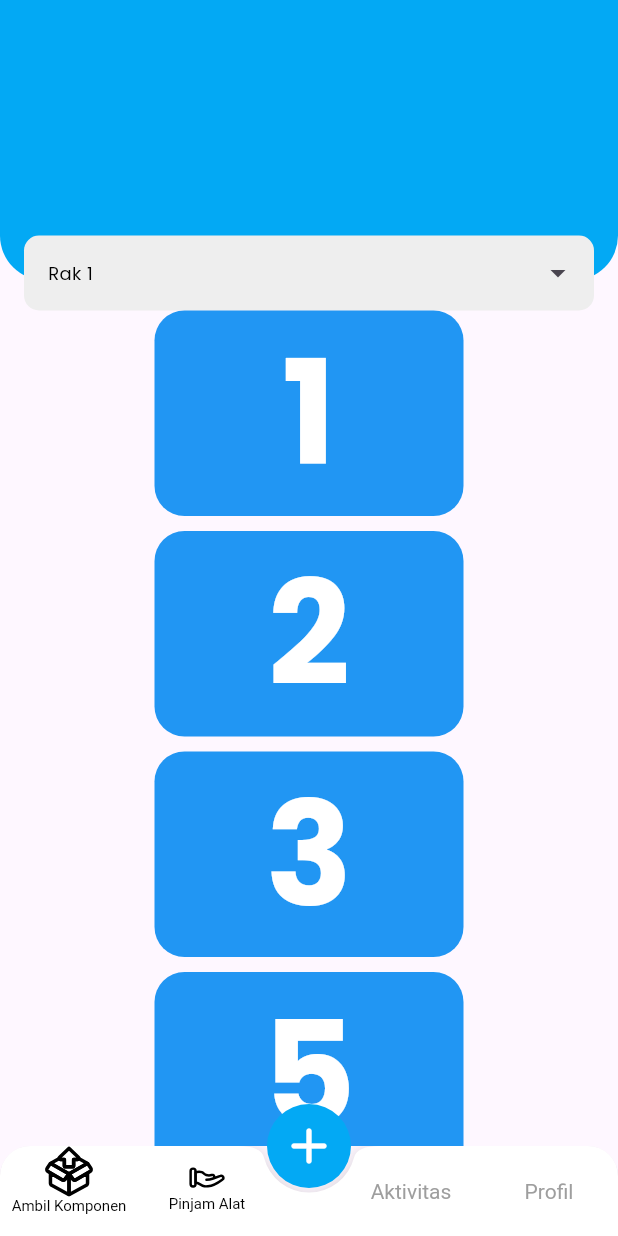
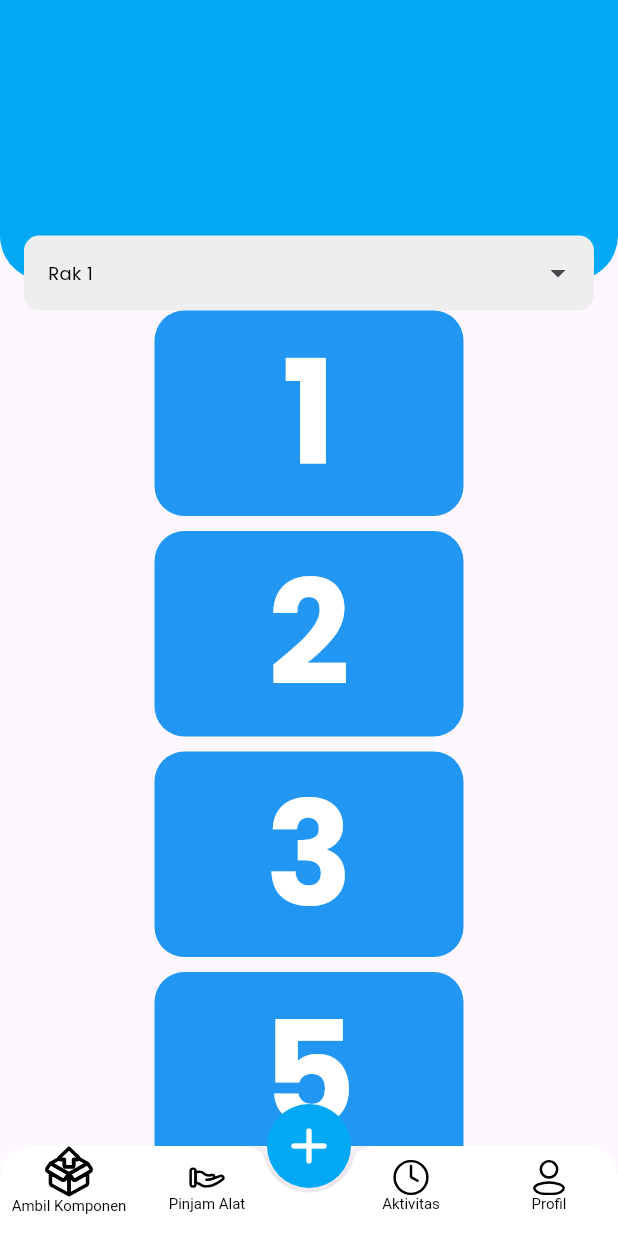
Before and after one commit to TDR-Team/gudang_elektrikal, a Flutter app: the BottomNavBarView screen opened by its route, on a phone screen of 412 x 824 dp. Run offline on Flutter 3.47's test engine with Material 3 defaults, Android fonts, the phone set to English and light mode, and no system bars; drawn by our look-alikes of dropdown_search; our stand-ins replace flutter_svg, get, google_fonts, logger, responsive_sizer, shimmer.

Commit message:
refactor: change bottom nav bar for temp
Co-authored-by: dapraws <darrelprawira26@gmail.com>

```diff
--- a/lib/app/modules/bottom_nav_bar/views/bottom_nav_bar_view.dart
+++ b/lib/app/modules/bottom_nav_bar/views/bottom_nav_bar_view.dart
@@ -405,17 +405,23 @@ class CustomBottomNavigationBar extends StatelessWidget {
                       mainAxisSize: MainAxisSize.min,
                       mainAxisAlignment: MainAxisAlignment.center,
                       children: [
-                        // Image.asset(
-                        //   'assets/img/transaction.png',
-                        //   width: 24,
-                        //   height: 24,
-                        //   color: currentIndex == 2 ? Colors.black : Colors.grey,
-                        // ),
-                        Text(
-                          'Aktivitas',
-                          style: TextStyle(
-                            color:
-                                currentIndex == 2 ? Colors.black : Colors.grey,
+                        SvgPicture.asset(
+                          'assets/icons/ic_activity.svg',
+                          width: 24,
+                          height: 24,
+                          color: currentIndex == 0 ? Colors.black : Colors.grey,
+                        ),
+                        Expanded(
+                          child: Text(
+                            'Aktivitas',
+                            overflow: TextOverflow.clip,
+                            textAlign: TextAlign.center,
+                            style: TextStyle(
+                              fontSize: 10,
+                              color: currentIndex == 0
+                                  ? Colors.black
+                                  : Colors.grey,
+                            ),
                           ),
                         )
                       ],
@@ -433,17 +439,23 @@ class CustomBottomNavigationBar extends StatelessWidget {
                       mainAxisSize: MainAxisSize.min,
                       mainAxisAlignment: MainAxisAlignment.center,
                       children: [
-                        // Image.asset(
-                        //   'assets/img/profile.png',
-                        //   width: 24,
-                        //   height: 24,
-                        //   color: currentIndex == 3 ? Colors.black : Colors.grey,
-                        // ),
-                        Text(
-                          'Profil',
-                          style: TextStyle(
-                            color:
-                                currentIndex == 3 ? Colors.black : Colors.grey,
+                        SvgPicture.asset(
+                          'assets/icons/ic_profile.svg',
+                          width: 24,
+                          height: 24,
+                          color: currentIndex == 0 ? Colors.black : Colors.grey,
+                        ),
+                        Expanded(
+                          child: Text(
+                            'Profil',
+                            overflow: TextOverflow.clip,
+                            textAlign: TextAlign.center,
+                            style: TextStyle(
+                              fontSize: 10,
+                              color: currentIndex == 0
+                                  ? Colors.black
+                                  : Colors.grey,
+                            ),
                           ),
                         )
                       ],
```
